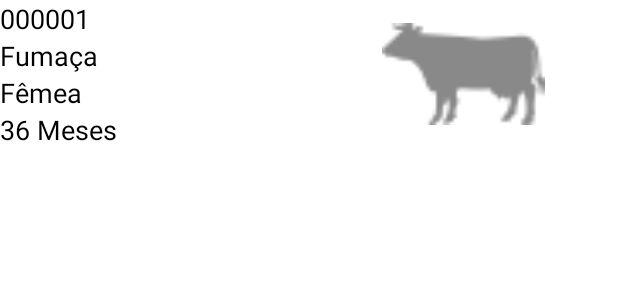
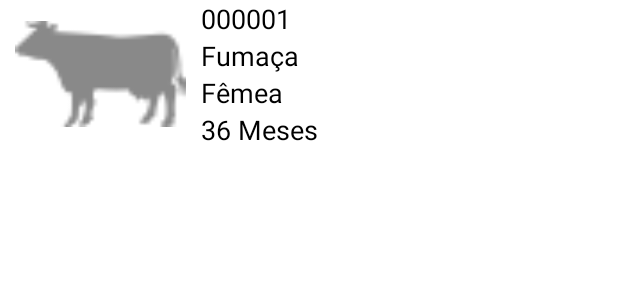
Before and after one commit to gugs/extensao_app, an Android app: the layout animal_list.xml on its own in the app's theme, with its tools: preview values and no code run, on a phone screen of 412 x 824 dp. Shown: the top 300 px of the screen. Run offline under Robolectric (Android 15) with nearby library versions, the phone set to English and light mode, and no system bars.

Commit message:
Configuracoes idea

```diff
--- a/app/src/main/res/layout/animal_list.xml
+++ b/app/src/main/res/layout/animal_list.xml
@@ -3,7 +3,26 @@
     android:layout_width="match_parent"
     android:layout_height="wrap_content"
     android:orientation="horizontal"
-	android:baselineAligned="false">
+	android:layout_marginRight="10dp"
+	android:baselineAligned="false"
+	android:layout_marginBottom="10dp">
+
+	<LinearLayout
+		android:layout_width="fill_parent"
+		android:layout_height="fill_parent"
+		android:layout_weight="2"
+		android:orientation="vertical" >
+
+		<ImageView
+			android:id="@+id/animal_image"
+			android:layout_width="fill_parent"
+			android:layout_height="wrap_content"
+			android:layout_weight="1"
+			android:layout_gravity="center"
+			android:padding="10dp"
+			android:src="@drawable/cow" />
+
+	</LinearLayout>
 
 	<LinearLayout
 	    android:layout_width="fill_parent"
@@ -47,21 +66,4 @@
 	        android:textAppearance="?android:attr/textAppearanceMedium" />
     </LinearLayout>
 
-	<LinearLayout
-	    android:layout_width="fill_parent"
-	    android:layout_height="fill_parent"
-	    android:layout_weight="1"
-	    android:orientation="vertical" >
-
-		<ImageView
-		    android:id="@+id/animal_image"
-		    android:layout_width="fill_parent"
-		    android:layout_height="fill_parent"
-		    android:layout_weight="2"
-		    android:padding="15dp"
-		    android:scaleType="fitCenter"
-		    android:src="@drawable/cow" />
-
-	</LinearLayout>
-
 </LinearLayout>
```
Also changed, not shown: 7 other files.
